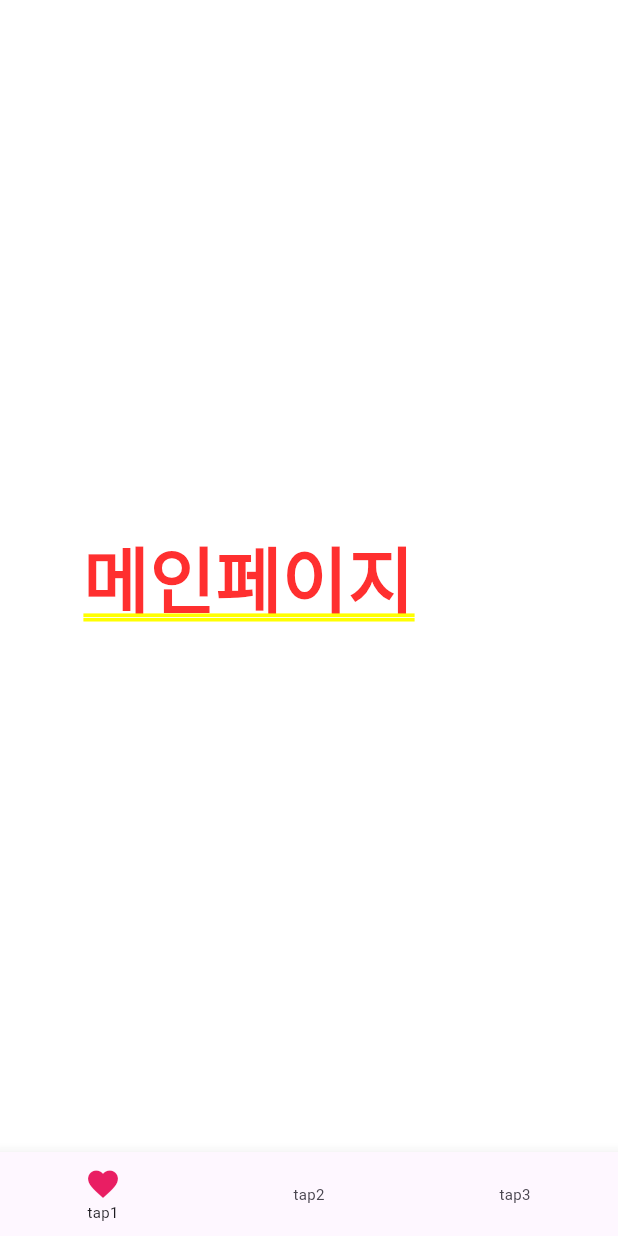
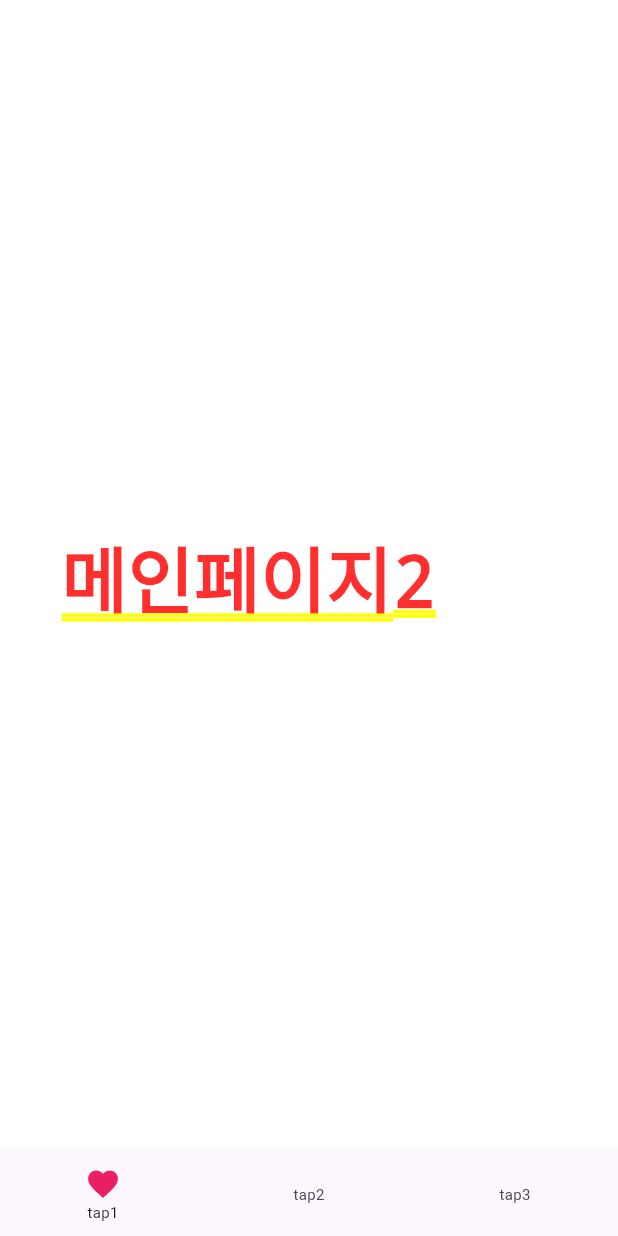
Before and after one commit to untoc-camp/loopy_friends, a Flutter app: the screen it shows after launch, on a phone screen of 412 x 824 dp. Run offline on Flutter 3.47's test engine with Material 3 defaults, Android fonts, the phone set to English and light mode, and no system bars; our stand-ins replace get; Roboto replaces fonts that are missing (Nanum Gothic).

Commit message:
텍스트수정
텍스트수정

```diff
--- a/lib/view/main_page_view.dart
+++ b/lib/view/main_page_view.dart
@@ -7,7 +7,8 @@ class MainPageVIew extends StatelessWidget {
   @override
   Widget build(BuildContext context) {
     return Center(
-      child: Text('메인페이지'),
+      child: Text('메인페이지2'),
+
     );
   }
 }
```
